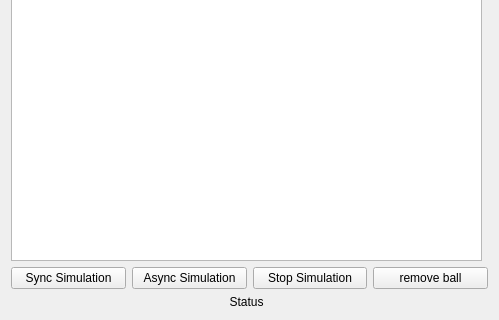
Old version of the form gameframe.ui in the repository JamesZFS/Plongeur; both pictures show x 0 to 499 and y 268 to 588 of the 499 by 588 pixel window.
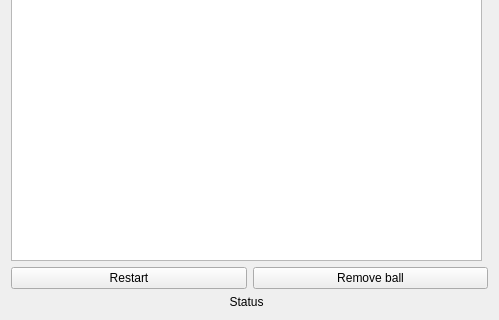
New version of the form.

Commit message: [add] restart bt

Diff of the .ui file:
```diff
--- a/gameframe.ui
+++ b/gameframe.ui
@@ -25,28 +25,14 @@
      <item>
       <widget class="QPushButton" name="bt_sync">
        <property name="text">
-        <string>Sync Simulation</string>
-       </property>
-      </widget>
-     </item>
-     <item>
-      <widget class="QPushButton" name="bt_async">
-       <property name="text">
-        <string>Async Simulation</string>
-       </property>
-      </widget>
-     </item>
-     <item>
-      <widget class="QPushButton" name="bt_stop">
-       <property name="text">
-        <string>Stop Simulation</string>
+        <string>Restart</string>
        </property>
       </widget>
      </item>
      <item>
       <widget class="QPushButton" name="bt_remove_ball">
        <property name="text">
-        <string>remove ball</string>
+        <string>Remove ball</string>
        </property>
       </widget>
      </item>
```
Left out of the diff: 2 changed lines with no effect on the pictures. The commit also changes 5 other files.
